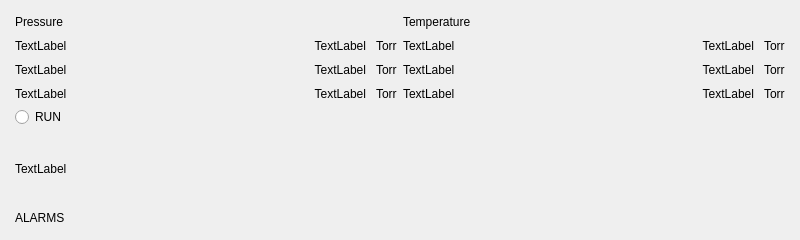
This is ui/resources/RunPage_test.ui in tamdak-dan/rch-steamer as Qt 5 draws it before an edit. The edited form follows.
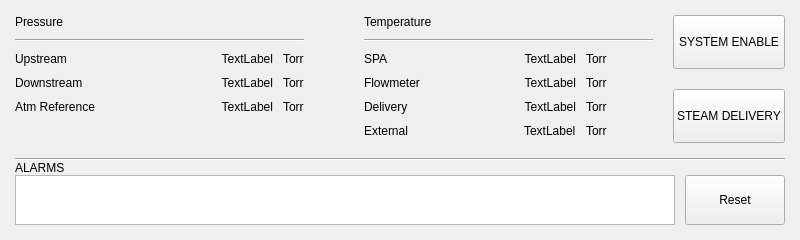
This is the edited form.

Commit message: updated PLC ip address, started tying in PLC variables, dialing in RunPage

What changed in the file:
```diff
--- a/ui/resources/RunPage_test.ui
+++ b/ui/resources/RunPage_test.ui
@@ -10,10 +10,22 @@
     <height>240</height>
    </rect>
   </property>
+  <property name="sizePolicy">
+   <sizepolicy hsizetype="Preferred" vsizetype="MinimumExpanding">
+    <horstretch>0</horstretch>
+    <verstretch>0</verstretch>
+   </sizepolicy>
+  </property>
   <property name="windowTitle">
    <string>Form</string>
   </property>
-  <layout class="QVBoxLayout" name="verticalLayout_12" stretch="2,1">
+  <layout class="QVBoxLayout" name="verticalLayout_12" stretch="0,0">
+   <property name="spacing">
+    <number>15</number>
+   </property>
+   <property name="sizeConstraint">
+    <enum>QLayout::SizeConstraint::SetDefaultConstraint</enum>
+   </property>
    <property name="leftMargin">
     <number>15</number>
    </property>
@@ -27,19 +39,25 @@
     <number>15</number>
    </property>
    <item>
-    <layout class="QHBoxLayout" name="horizontalLayout_3">
+    <layout class="QHBoxLayout" name="RunPage_H1" stretch="2,0,2,0">
+     <property name="spacing">
+      <number>20</number>
+     </property>
      <property name="sizeConstraint">
       <enum>QLayout::SizeConstraint::SetMaximumSize</enum>
      </property>
      <item>
-      <layout class="QVBoxLayout" name="verticalLayout">
+      <layout class="QVBoxLayout" name="RunPage_H1V2">
        <property name="spacing">
         <number>10</number>
        </property>
+       <property name="sizeConstraint">
+        <enum>QLayout::SizeConstraint::SetDefaultConstraint</enum>
+       </property>
        <item>
         <widget class="QLabel" name="label_4">
          <property name="sizePolicy">
-          <sizepolicy hsizetype="Preferred" vsizetype="Maximum">
+          <sizepolicy hsizetype="Preferred" vsizetype="Minimum">
            <horstretch>0</horstretch>
            <verstretch>0</verstretch>
           </sizepolicy>
@@ -47,6 +65,16 @@
          <property name="text">
           <string>Pressure</string>
          </property>
+         <property name="alignment">
+          <set>Qt::AlignmentFlag::AlignLeading|Qt::AlignmentFlag::AlignLeft|Qt::AlignmentFlag::AlignTop</set>
+         </property>
+        </widget>
+       </item>
+       <item>
+        <widget class="Line" name="line_2">
+         <property name="orientation">
+          <enum>Qt::Orientation::Horizontal</enum>
+         </property>
         </widget>
        </item>
        <item>
@@ -62,7 +90,7 @@
               </sizepolicy>
              </property>
              <property name="text">
-              <string>TextLabel</string>
+              <string>Upstream</string>
              </property>
             </widget>
            </item>
@@ -75,7 +103,7 @@
               </sizepolicy>
              </property>
              <property name="text">
-              <string>TextLabel</string>
+              <string>Downstream</string>
              </property>
             </widget>
            </item>
@@ -88,7 +116,7 @@
               </sizepolicy>
              </property>
              <property name="text">
-              <string>TextLabel</string>
+              <string>Atm Reference</string>
              </property>
             </widget>
            </item>
@@ -194,17 +222,46 @@
          </item>
         </layout>
        </item>
+       <item>
+        <spacer name="horizontalSpacer">
+         <property name="orientation">
+          <enum>Qt::Orientation::Vertical</enum>
+         </property>
+         <property name="sizeType">
+          <enum>QSizePolicy::Policy::Expanding</enum>
+         </property>
+         <property name="sizeHint" stdset="0">
+          <size>
+           <width>20</width>
+           <height>40</height>
+          </size>
+         </property>
+        </spacer>
+       </item>
       </layout>
      </item>
      <item>
-      <layout class="QVBoxLayout" name="verticalLayout_2">
+      <spacer name="horizontalSpacer_3">
+       <property name="orientation">
+        <enum>Qt::Orientation::Horizontal</enum>
+       </property>
+       <property name="sizeHint" stdset="0">
+        <size>
+         <width>40</width>
+         <height>20</height>
+        </size>
+       </property>
+      </spacer>
+     </item>
+     <item>
+      <layout class="QVBoxLayout" name="RunPage_H1V3">
        <property name="spacing">
         <number>10</number>
        </property>
        <item>
         <widget class="QLabel" name="label_5">
          <property name="sizePolicy">
-          <sizepolicy hsizetype="Preferred" vsizetype="Maximum">
+          <sizepolicy hsizetype="Preferred" vsizetype="Minimum">
            <horstretch>0</horstretch>
            <verstretch>0</verstretch>
           </sizepolicy>
@@ -212,12 +269,22 @@
          <property name="text">
           <string>Temperature</string>
          </property>
+         <property name="alignment">
+          <set>Qt::AlignmentFlag::AlignLeading|Qt::AlignmentFlag::AlignLeft|Qt::AlignmentFlag::AlignTop</set>
+         </property>
+        </widget>
+       </item>
+       <item>
+        <widget class="Line" name="line_3">
+         <property name="orientation">
+          <enum>Qt::Orientation::Horizontal</enum>
+         </property>
         </widget>
        </item>
        <item>
         <layout class="QHBoxLayout" name="horizontalLayout_2" stretch="2,1,1">
          <item>
-          <layout class="QVBoxLayout" name="verticalLayout_8">
+          <layout class="QVBoxLayout" name="verticalLayout_8" stretch="1,1,1,1">
            <item>
             <widget class="QLabel" name="label_12">
              <property name="sizePolicy">
@@ -227,7 +294,7 @@
               </sizepolicy>
              </property>
              <property name="text">
-              <string>TextLabel</string>
+              <string>SPA</string>
              </property>
             </widget>
            </item>
@@ -240,7 +307,7 @@
               </sizepolicy>
              </property>
              <property name="text">
-              <string>TextLabel</string>
+              <string>Flowmeter</string>
              </property>
             </widget>
            </item>
@@ -253,7 +320,20 @@
               </sizepolicy>
              </property>
              <property name="text">
-              <string>TextLabel</string>
+              <string>Delivery</string>
+             </property>
+            </widget>
+           </item>
+           <item>
+            <widget class="QLabel" name="External">
+             <property name="sizePolicy">
+              <sizepolicy hsizetype="Preferred" vsizetype="Maximum">
+               <horstretch>0</horstretch>
+               <verstretch>0</verstretch>
+              </sizepolicy>
+             </property>
+             <property name="text">
+              <string>External</string>
              </property>
             </widget>
            </item>
@@ -309,6 +389,19 @@
              </property>
             </widget>
            </item>
+           <item alignment="Qt::AlignmentFlag::AlignRight">
+            <widget class="QLabel" name="PLC_nExtTemp">
+             <property name="sizePolicy">
+              <sizepolicy hsizetype="Preferred" vsizetype="Maximum">
+               <horstretch>0</horstretch>
+               <verstretch>0</verstretch>
+              </sizepolicy>
+             </property>
+             <property name="text">
+              <string>TextLabel</string>
+             </property>
+            </widget>
+           </item>
           </layout>
          </item>
          <item>
@@ -355,42 +448,170 @@
              </property>
             </widget>
            </item>
+           <item>
+            <widget class="QLabel" name="torr_4">
+             <property name="sizePolicy">
+              <sizepolicy hsizetype="Preferred" vsizetype="Maximum">
+               <horstretch>0</horstretch>
+               <verstretch>0</verstretch>
+              </sizepolicy>
+             </property>
+             <property name="text">
+              <string>Torr</string>
+             </property>
+            </widget>
+           </item>
           </layout>
          </item>
         </layout>
+       </item>
+       <item>
+        <spacer name="horizontalSpacer_2">
+         <property name="orientation">
+          <enum>Qt::Orientation::Vertical</enum>
+         </property>
+         <property name="sizeType">
+          <enum>QSizePolicy::Policy::Expanding</enum>
+         </property>
+         <property name="sizeHint" stdset="0">
+          <size>
+           <width>20</width>
+           <height>40</height>
+          </size>
+         </property>
+        </spacer>
+       </item>
+      </layout>
+     </item>
+     <item>
+      <layout class="QVBoxLayout" name="RunPage_H1V1" stretch="0,0">
+       <item>
+        <widget class="QPushButton" name="PLC_bCmdSes">
+         <property name="sizePolicy">
+          <sizepolicy hsizetype="Minimum" vsizetype="Expanding">
+           <horstretch>0</horstretch>
+           <verstretch>0</verstretch>
+          </sizepolicy>
+         </property>
+         <property name="minimumSize">
+          <size>
+           <width>100</width>
+           <height>0</height>
+          </size>
+         </property>
+         <property name="text">
+          <string>SYSTEM ENABLE</string>
+         </property>
+         <property name="checkable">
+          <bool>true</bool>
+         </property>
+        </widget>
+       </item>
+       <item>
+        <widget class="QPushButton" name="PLC_bCmdDelivery">
+         <property name="sizePolicy">
+          <sizepolicy hsizetype="Minimum" vsizetype="Expanding">
+           <horstretch>0</horstretch>
+           <verstretch>0</verstretch>
+          </sizepolicy>
+         </property>
+         <property name="minimumSize">
+          <size>
+           <width>100</width>
+           <height>0</height>
+          </size>
+         </property>
+         <property name="text">
+          <string>STEAM DELIVERY</string>
+         </property>
+         <property name="checkable">
+          <bool>true</bool>
+         </property>
+        </widget>
        </item>
       </layout>
      </item>
     </layout>
    </item>
    <item>
-    <layout class="QVBoxLayout" name="verticalLayout_11">
+    <layout class="QHBoxLayout" name="RunPage_H2">
      <item>
-      <widget class="QRadioButton" name="HMI_bRun">
-       <property name="text">
-        <string>RUN</string>
+      <layout class="QVBoxLayout" name="RunPage_H2V1">
+       <property name="spacing">
+        <number>0</number>
        </property>
-      </widget>
-     </item>
-     <item>
-      <widget class="QLabel" name="HMI_nPT1">
-       <property name="text">
-        <string>TextLabel</string>
-       </property>
-      </widget>
-     </item>
-     <item>
-      <widget class="QLabel" name="label_21">
-       <property name="sizePolicy">
-        <sizepolicy hsizetype="Preferred" vsizetype="Maximum">
-         <horstretch>0</horstretch>
-         <verstretch>0</verstretch>
-        </sizepolicy>
-       </property>
-       <property name="text">
-        <string>ALARMS</string>
-       </property>
-      </widget>
+       <item>
+        <widget class="Line" name="line">
+         <property name="orientation">
+          <enum>Qt::Orientation::Horizontal</enum>
+         </property>
+        </widget>
+       </item>
+       <item>
+        <widget class="QLabel" name="label_21">
+         <property name="sizePolicy">
+          <sizepolicy hsizetype="Preferred" vsizetype="Preferred">
+           <horstretch>0</horstretch>
+           <verstretch>0</verstretch>
+          </sizepolicy>
+         </property>
+         <property name="text">
+          <string>ALARMS</string>
+         </property>
+         <property name="alignment">
+          <set>Qt::AlignmentFlag::AlignBottom|Qt::AlignmentFlag::AlignLeading|Qt::AlignmentFlag::AlignLeft</set>
+         </property>
+        </widget>
+       </item>
+       <item>
+        <layout class="QHBoxLayout" name="horizontalLayout_3">
+         <property name="spacing">
+          <number>10</number>
+         </property>
+         <item>
+          <widget class="QTableView" name="tableView">
+           <property name="sizePolicy">
+            <sizepolicy hsizetype="Expanding" vsizetype="Preferred">
+             <horstretch>0</horstretch>
+             <verstretch>0</verstretch>
+            </sizepolicy>
+           </property>
+           <property name="minimumSize">
+            <size>
+             <width>0</width>
+             <height>50</height>
+            </size>
+           </property>
+           <property name="maximumSize">
+            <size>
+             <width>16777215</width>
+             <height>50</height>
+            </size>
+           </property>
+          </widget>
+         </item>
+         <item>
+          <widget class="QPushButton" name="pushButton">
+           <property name="sizePolicy">
+            <sizepolicy hsizetype="Fixed" vsizetype="Preferred">
+             <horstretch>0</horstretch>
+             <verstretch>0</verstretch>
+            </sizepolicy>
+           </property>
+           <property name="minimumSize">
+            <size>
+             <width>100</width>
+             <height>0</height>
+            </size>
+           </property>
+           <property name="text">
+            <string>Reset</string>
+           </property>
+          </widget>
+         </item>
+        </layout>
+       </item>
+      </layout>
      </item>
     </layout>
    </item>
```
Left out of the diff: 26 changed lines with no effect on the pictures. The commit also changes 7 other files.
